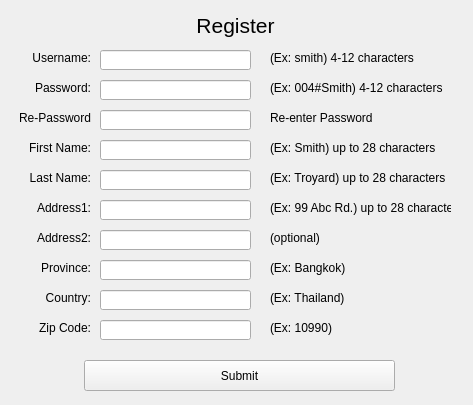
The window that unicorn/ui/register.ui (shiragaP/uAuction) describes before a commit, drawn with Qt 5.
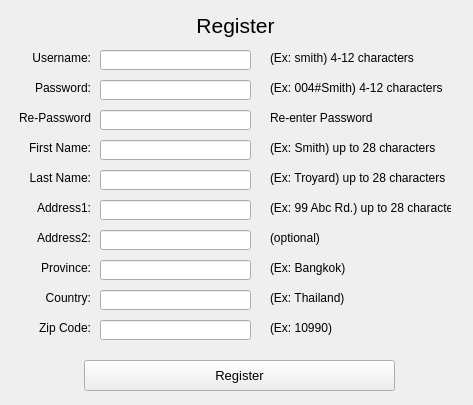
The same window after the commit.

Diff of the .ui file:
```diff
--- a/unicorn/ui/register.ui
+++ b/unicorn/ui/register.ui
@@ -48,8 +48,13 @@
      <height>31</height>
     </rect>
    </property>
+   <property name="font">
+    <font>
+     <pointsize>10</pointsize>
+    </font>
+   </property>
    <property name="text">
-    <string>Submit</string>
+    <string>Register</string>
    </property>
   </widget>
   <widget class="QLabel" name="label_00_title">
```
Left out of the diff: 2 changed lines with no effect on the pictures.
